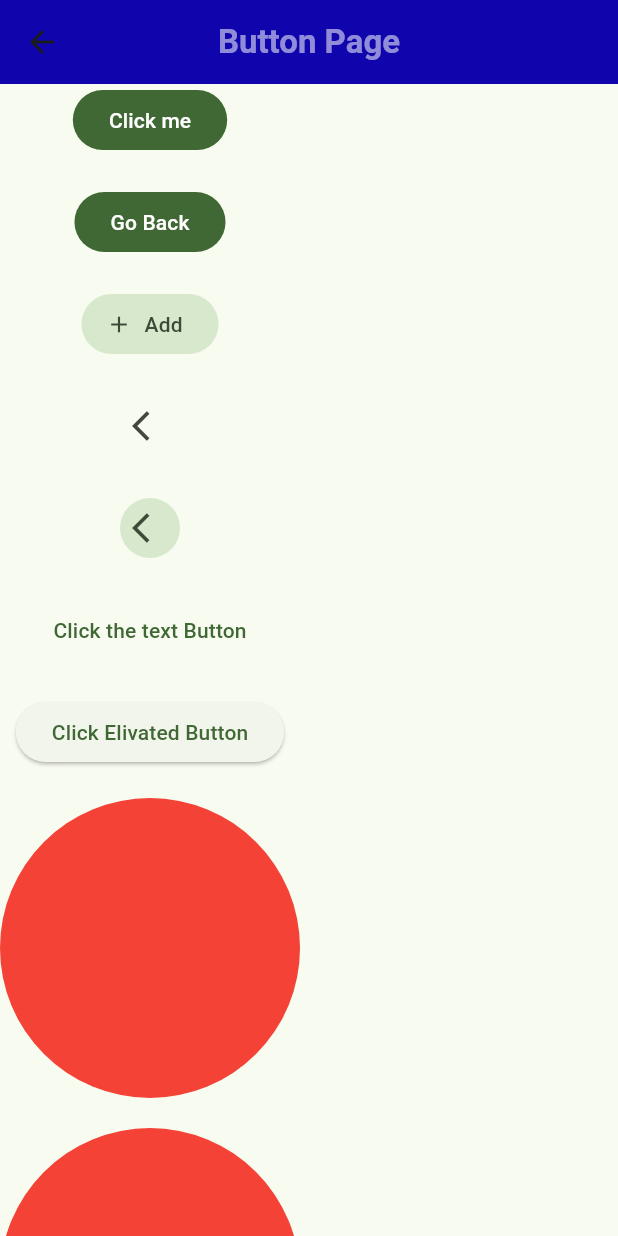
After one commit to ArunPandeyLaudari/Flutter_2025Course, a Flutter app: the ButtonPage screen opened directly, on a phone screen of 412 x 824 dp. The commit adds this screen. Run offline on Flutter 3.47's test engine with Material 3 defaults, Android fonts, the light colour scheme and no system bars.

Commit message:
Box Styling ,gesturing ,BoxSize,Scrollview of Flutter

```diff
--- /dev/null
+++ b/lib/buttonpage.dart
@@ -0,0 +1,87 @@
+import 'package:flutter/material.dart';
+
+class ButtonPage extends StatelessWidget {
+  const ButtonPage({super.key});
+
+  @override
+  Widget build(BuildContext context) {
+    return Scaffold(
+      appBar: AppBar(
+        title: const Text(
+          'Button Page',
+          style: TextStyle(color: Colors.white54, fontWeight: FontWeight.bold),
+        ),
+        centerTitle: true,
+        backgroundColor: const Color.fromARGB(255, 16, 5, 173),
+      ),
+      body: SingleChildScrollView(
+        child: Column(
+          spacing: 20,
+          children: [
+            FilledButton(
+              onPressed: () {},
+              child: Text("Click me", style: TextStyle(color: Colors.white)),
+            ),
+
+            FilledButton(
+              onPressed: () {},
+              child: Text("Go Back", style: TextStyle(color: Colors.white)),
+            ),
+
+            FilledButton.tonalIcon(
+              onPressed: () {},
+              label: Text("Add"),
+              icon: Icon(Icons.add),
+            ),
+
+            IconButton(onPressed: () {}, icon: Icon(Icons.arrow_back_ios)),
+
+            IconButton.filledTonal(
+              onPressed: () {},
+              icon: Icon(Icons.arrow_back_ios),
+            ),
+
+            TextButton(
+              onPressed: () {
+                print("This is click ");
+              },
+              child: Text("Click the text Button"),
+            ),
+
+            ElevatedButton(
+              onPressed: () {},
+              child: Text("Click Elivated Button"),
+            ),
+
+            GestureDetector(
+              onDoubleTap: () {
+                print("Oaa Container ma Tab garis");
+              },
+              child: Container(
+                height: 200,
+                width: 200,
+                decoration: BoxDecoration(
+                  color: Colors.red,
+                  shape: BoxShape.circle,
+                ),
+              ),
+            ),
+            InkWell(
+              onTap: () {
+                print("Another Inkwelll Effect");
+              },
+              child: Container(
+                height: 200,
+                width: 200,
+                decoration: BoxDecoration(
+                  color: Colors.red,
+                  shape: BoxShape.circle,
+                ),
+              ),
+            ),
+          ],
+        ),
+      ),
+    );
+  }
+}
--- a/lib/main.dart
+++ b/lib/main.dart
@@ -5,7 +5,9 @@
 // import 'package:arun_2025/image.dart';
 // import 'package:arun_2025/rowpract.dart';
 // import 'package:arun_2025/testhome.dart';
+import 'package:arun_2025/buttonpage.dart';
 import 'package:arun_2025/planytdetailpage.dart';
+import 'package:arun_2025/sizebox.dart';
 import 'package:flutter/material.dart';
 
 void main() {
@@ -22,11 +24,11 @@ class MyApp extends StatelessWidget {
       title: 'Flutter Demo',
       theme: ThemeData(
         colorScheme: ColorScheme.fromSeed(
-          seedColor: Color.fromARGB(255, 234, 125, 9),
+          seedColor: Color.fromARGB(255, 23, 140, 10),
         ),
       ),
       debugShowCheckedModeBanner: false,
-      home: PlantDetailPage(), // Change this to your desired home page
+      home: SizeBoxs(), // Change this to your desired home page
     );
   }
 }
```
Also changed, not shown: lib/sizebox.dart (added, +25 -0 lines), assets/images/plant.png.
